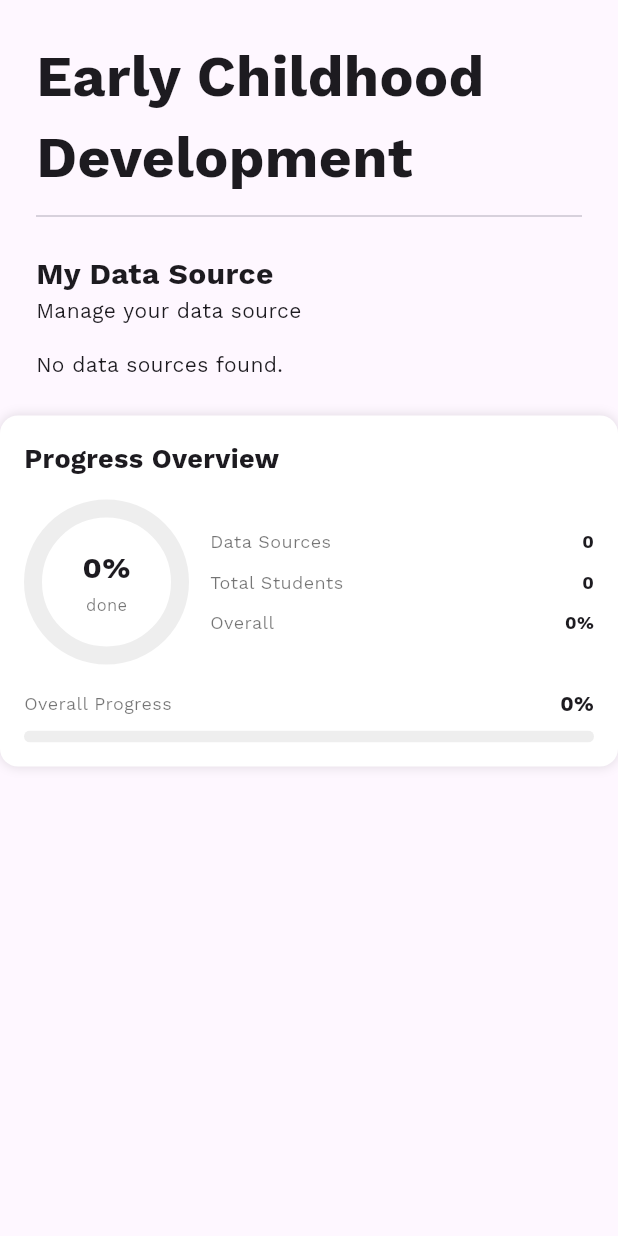
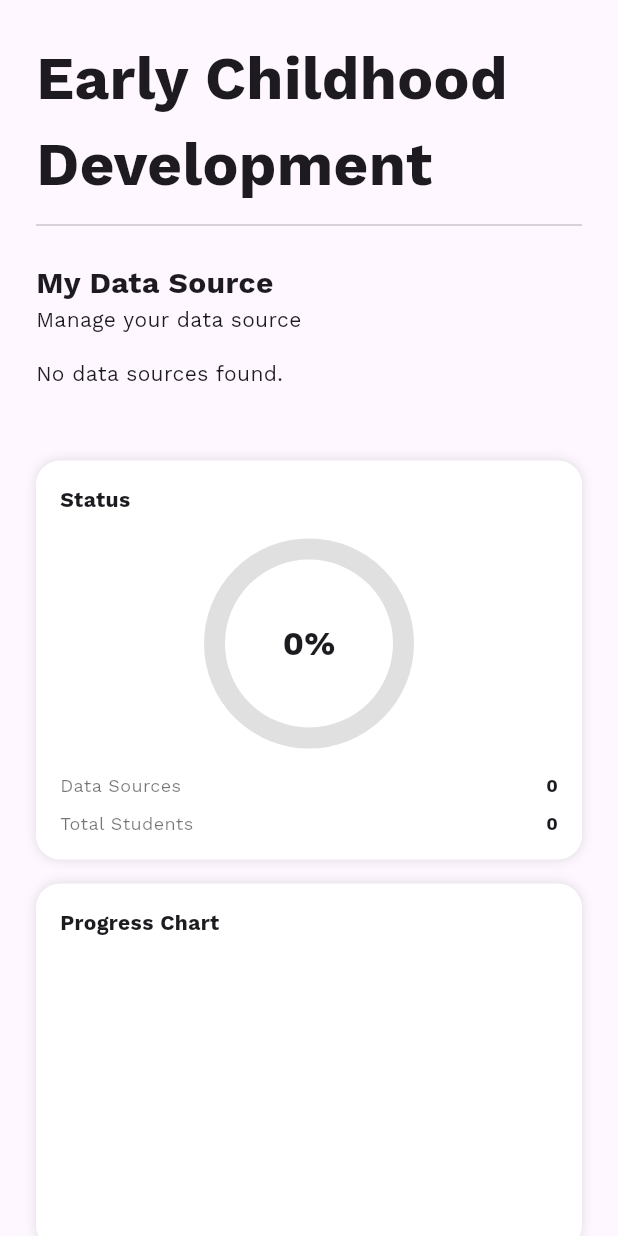
Before and after one commit to aoyesha/eccd, a Flutter app: the screen it shows after launch, in the side drawer, after a tap on "Add Student", on a phone screen of 412 x 824 dp. Run offline on Flutter 3.47's test engine with Material 3 defaults, Android fonts, the phone set to English and light mode, and no system bars; our stand-ins replace auto_size_text, csv, file_picker, get, google_fonts, sqflite and 1 more; accounts and stored records are empty.

Commit message:
Fixed class list, right panel, improved font size

```diff
--- a/lib/util/right_panel.dart
+++ b/lib/util/right_panel.dart
@@ -21,73 +21,78 @@ class RightPanel extends StatelessWidget {
     final bool isTeacher = role == "Teacher";
     final double pct = (overallProgress / 100).clamp(0.0, 1.0);
 
+    return Padding(
+      padding: const EdgeInsets.all(24),
+      child: Column(
+        children: [
+          _statusCard(pct, isTeacher),
+          const SizedBox(height: 16),
+          _chartCard(pct),
+        ],
+      ),
+    );
+  }
+
+  Widget _statusCard(double pct, bool isTeacher) {
     return Container(
       padding: const EdgeInsets.all(16),
       decoration: BoxDecoration(
         color: Colors.white,
-        borderRadius: BorderRadius.circular(12),
-        boxShadow: const [BoxShadow(color: Colors.black12, blurRadius: 6)],
+        borderRadius: BorderRadius.circular(16),
+        boxShadow: const [
+          BoxShadow(color: Colors.black12, blurRadius: 6),
+        ],
+      ),
+      child: Column(
+        children: [
+          const Align(
+            alignment: Alignment.centerLeft,
+            child: Text(
+              "Status",
+              style: TextStyle(fontWeight: FontWeight.bold),
+            ),
+          ),
+          const SizedBox(height: 16),
+          DonutProgress(
+            progress: pct,
+            size: 140,
+            strokeWidth: 14,
+          ),
+          const SizedBox(height: 16),
+          _miniStat("Data Sources", totalDataSource.toString()),
+          if (isTeacher) const SizedBox(height: 8),
+          if (isTeacher)
+            _miniStat("Total Students", totalStudent.toString()),
+        ],
+      ),
+    );
+  }
+
+  Widget _chartCard(double pct) {
+    return Container(
+      padding: const EdgeInsets.all(16),
+      decoration: BoxDecoration(
+        color: Colors.white,
+        borderRadius: BorderRadius.circular(16),
+        boxShadow: const [
+          BoxShadow(color: Colors.black12, blurRadius: 6),
+        ],
       ),
       child: Column(
         crossAxisAlignment: CrossAxisAlignment.start,
         children: [
           const Text(
-            "Progress Overview",
-            style: TextStyle(fontSize: 18, fontWeight: FontWeight.bold),
+            "Progress Chart",
+            style: TextStyle(fontWeight: FontWeight.bold),
           ),
-          const SizedBox(height: 14),
-
-          Row(
-            crossAxisAlignment: CrossAxisAlignment.center,
-            children: [
-              DonutProgress(
-                progress: pct,
-                size: 110,
-                strokeWidth: 12,
-              ),
-              const SizedBox(width: 14),
-
-              Expanded(
-                child: Column(
-                  crossAxisAlignment: CrossAxisAlignment.start,
-                  children: [
-                    _miniStat("Data Sources", totalDataSource.toString()),
-                    if (isTeacher) const SizedBox(height: 10),
-                    if (isTeacher)
-                      _miniStat("Total Students", totalStudent.toString()),
-                    const SizedBox(height: 10),
-                    _miniStat("Overall", "${(pct * 100).toStringAsFixed(0)}%"),
-                  ],
-                ),
-              ),
-            ],
-          ),
-
-          const SizedBox(height: 16),
-
-          // progress bar (overall)
-          Row(
-            children: [
-              const Expanded(
-                child: Text(
-                  "Overall Progress",
-                  style: TextStyle(fontSize: 12, color: Colors.black54),
-                ),
-              ),
-              Text(
-                "${(pct * 100).toStringAsFixed(0)}%",
-                style: const TextStyle(fontWeight: FontWeight.bold),
-              ),
-            ],
-          ),
-          const SizedBox(height: 8),
-          ClipRRect(
-            borderRadius: BorderRadius.circular(999),
-            child: LinearProgressIndicator(
-              value: pct,
-              minHeight: 8,
-              backgroundColor: Colors.grey.shade200,
-              color: Colors.green,
+          const SizedBox(height: 12),
+          SizedBox(
+            height: 180,
+            child: Row(
+              crossAxisAlignment: CrossAxisAlignment.end,
+              children: [
+                _bar(pct * 180),
+              ],
             ),
           ),
         ],
@@ -101,15 +106,36 @@ class RightPanel extends StatelessWidget {
         Expanded(
           child: Text(
             label,
-            style: const TextStyle(fontSize: 12, color: Colors.black54),
+            style: const TextStyle(
+              fontSize: 12,
+              color: Colors.black54,
+            ),
             overflow: TextOverflow.ellipsis,
           ),
         ),
         Text(
           value,
-          style: const TextStyle(fontSize: 12, fontWeight: FontWeight.bold),
+          style: const TextStyle(
+            fontSize: 12,
+            fontWeight: FontWeight.bold,
+          ),
         ),
       ],
+    );
+  }
+
+  Widget _bar(double height) {
+    return Expanded(
+      child: Padding(
+        padding: const EdgeInsets.symmetric(horizontal: 4),
+        child: Container(
+          height: height.clamp(0, 180),
+          decoration: BoxDecoration(
+            color: const Color(0xFF8B1C23),
+            borderRadius: BorderRadius.circular(6),
+          ),
+        ),
+      ),
     );
   }
 }
@@ -122,8 +148,8 @@ class DonutProgress extends StatelessWidget {
   const DonutProgress({
     Key? key,
     required this.progress,
-    this.size = 110,
-    this.strokeWidth = 12,
+    this.size = 140,
+    this.strokeWidth = 14,
   }) : super(key: key);
 
   @override
@@ -141,23 +167,16 @@ class DonutProgress extends StatelessWidget {
             painter: _DonutPainter(
               progress: progress.clamp(0.0, 1.0),
               strokeWidth: strokeWidth,
-              trackColor: Colors.grey.shade200,
-              progressColor: Colors.green,
+              trackColor: Colors.grey.shade300,
+              progressColor: const Color(0xFF4A1511),
             ),
           ),
-          Column(
-            mainAxisSize: MainAxisSize.min,
-            children: [
-              Text(
-                "$percent%",
-                style: const TextStyle(fontSize: 20, fontWeight: FontWeight.bold),
-              ),
-              const SizedBox(height: 2),
-              const Text(
-                "done",
-                style: TextStyle(fontSize: 11, color: Colors.black54),
-              ),
-            ],
+          Text(
+            "$percent%",
+            style: const TextStyle(
+              fontSize: 22,
+              fontWeight: FontWeight.bold,
+            ),
           ),
         ],
       ),
@@ -197,8 +216,8 @@ class _DonutPainter extends CustomPainter {
 
     canvas.drawCircle(center, radius, trackPaint);
 
-    final startAngle = -1.57079632679;
-    final sweepAngle = 6.28318530718 * progress;
+    const startAngle = -3.14159265359 / 2;
+    final sweepAngle = 2 * 3.14159265359 * progress;
 
     canvas.drawArc(
       Rect.fromCircle(center: center, radius: radius),
--- a/lib/view/archive_page.dart
+++ b/lib/view/archive_page.dart
@@ -61,9 +61,9 @@ class _ArchivePageState extends State<ArchivePage> {
             crossAxisAlignment: CrossAxisAlignment.start,
             children: [
               const Text(
-                "Early Childhood \nDevelopment Checklist",
+                "Early Childhood Development Checklist",
                 maxLines: 2,
-                style: TextStyle(fontSize: 38, fontWeight: FontWeight.bold),
+                style: TextStyle(fontSize: 46, fontWeight: FontWeight.bold),
               ),
               const SizedBox(height: 4),
               const Divider(),
--- a/lib/view/historical_data_page.dart
+++ b/lib/view/historical_data_page.dart
@@ -67,9 +67,9 @@ class HistoricalDataPage extends StatelessWidget {
             crossAxisAlignment: CrossAxisAlignment.start,
             children: [
               const Text(
-                "Early Childhood \nDevelopment Checklist",
+                "Early Childhood Development Checklist",
                 maxLines: 2,
-                style: TextStyle(fontSize: 38, fontWeight: FontWeight.bold),
+                style: TextStyle(fontSize: 46, fontWeight: FontWeight.bold),
               ),
               const SizedBox(height: 4),
               const Divider(),
--- a/lib/view/landing_page.dart
+++ b/lib/view/landing_page.dart
@@ -95,9 +95,9 @@ class LandingPage extends StatelessWidget {
         crossAxisAlignment: CrossAxisAlignment.start,
         children: [
           const Text(
-            "Early Childhood \nDevelopment Checklist",
+            "Early Childhood Development Checklist",
             maxLines: 2,
-            style: TextStyle(fontSize: 38, fontWeight: FontWeight.bold),
+            style: TextStyle(fontSize: 40, fontWeight: FontWeight.bold),
           ),
           const SizedBox(height: 4),
           const Divider(),
--- a/lib/view/my_summary_page.dart
+++ b/lib/view/my_summary_page.dart
@@ -62,9 +62,9 @@ class SummaryPage extends StatelessWidget {
         crossAxisAlignment: CrossAxisAlignment.start,
         children: [
           const Text(
-            "Early Childhood \nDevelopment Checklist",
+            "Early Childhood Development Checklist",
             maxLines: 2,
-            style: TextStyle(fontSize: 38, fontWeight: FontWeight.bold),
+            style: TextStyle(fontSize: 46, fontWeight: FontWeight.bold),
           ),
           const SizedBox(height: 4),
           const Divider(),
@@ -154,7 +154,7 @@ class SummaryPage extends StatelessWidget {
       height: 44,
       alignment: Alignment.center,
       decoration: BoxDecoration(
-        border: Border.all(color: Colors.blue),
+        border: Border.all(color: Colors.grey.shade300),
         color: Colors.grey.shade100,
       ),
       child: Text(
--- a/lib/view/teacher_class_list.dart
+++ b/lib/view/teacher_class_list.dart
@@ -1,8 +1,8 @@
+import 'package:flutter/material.dart';
+import 'package:eccd/util/navbar.dart';
 import 'package:eccd/view/teacher_add_learner_profile.dart';
 import 'package:eccd/view/teacher_checklist_page.dart';
 import 'package:eccd/view/teacher_class_report_page.dart';
-import 'package:flutter/material.dart';
-import 'package:eccd/util/navbar.dart';
 import '../services/database_service.dart';
 
 class ClassListPage extends StatefulWidget {
@@ -25,6 +25,7 @@ class ClassListPage extends StatefulWidget {
 
 class _ClassListPageState extends State<ClassListPage> {
   List<Map<String, dynamic>> students = [];
+  bool isLoading = true;
 
   @override
   void initState() {
@@ -37,20 +38,47 @@ class _ClassListPageState extends State<ClassListPage> {
 
     final result = await db.query(
       'learner_information_table',
-      where: 'class_id = ?',
-      whereArgs: [widget.classId],
       orderBy: 'surname ASC',
     );
 
-    result.sort((a, b) {
+    // SAFE FILTERING
+    final filtered = result.where((student) {
+      final classId = student['class_id'];
+      return classId != null && classId == widget.classId;
+    }).toList();
+
+    // Active students first
+    filtered.sort((a, b) {
       final aActive = a['status'] == 'active';
       final bActive = b['status'] == 'active';
-      return aActive == bActive ? 0 : (aActive ? -1 : 1);
+
+      if (aActive != bActive) {
+        return aActive ? -1 : 1;
+      }
+
+      return (a['surname'] ?? '')
+          .toString()
+          .compareTo((b['surname'] ?? '').toString());
     });
 
     setState(() {
-      students = result;
+      students = List<Map<String, dynamic>>.from(filtered);
+      isLoading = false;
     });
+  }
+
+  Future<void> _updateStudentStatus(
+      int learnerId, String newStatus) async {
+    final db = await DatabaseService.instance.getDatabase();
+
+    await db.update(
+      'learner_information_table',
+      {'status': newStatus},
+      where: 'learner_id = ?',
+      whereArgs: [learnerId],
+    );
+
+    await _loadStudents();
   }
 
   @override
@@ -112,17 +140,23 @@ class _ClassListPageState extends State<ClassListPage> {
         children: [
           Text(
             "${widget.gradeLevel} ${widget.section}",
-            style: const TextStyle(fontSize: 36, fontWeight: FontWeight.bold),
+            style: const TextStyle(
+                fontSize: 36, fontWeight: FontWeight.bold),
           ),
           const SizedBox(height: 16),
 
-          if (students.isEmpty)
+          if (isLoading)
+            const Padding(
+              padding: EdgeInsets.all(24),
+              child: CircularProgressIndicator(),
+            )
+          else if (students.isEmpty)
             const Padding(
               padding: EdgeInsets.all(24),
               child: Text("No learners added yet."),
-            ),
-
-          ...students.map(_studentTile).toList(),
+            )
+          else
+            ...students.map(_studentTile).toList(),
 
           const SizedBox(height: 20),
 
@@ -131,7 +165,7 @@ class _ClassListPageState extends State<ClassListPage> {
             height: 48,
             child: ElevatedButton(
               style: ElevatedButton.styleFrom(
-                backgroundColor: const Color(0xFF8b1c23),
+                backgroundColor: const Color(0xFF8B1C23),
                 shape: RoundedRectangleBorder(
                   borderRadius: BorderRadius.circular(8),
                 ),
@@ -162,38 +196,36 @@ class _ClassListPageState extends State<ClassListPage> {
     );
   }
 
-
   Widget _studentTile(Map<String, dynamic> student) {
     final bool isActive = student['status'] == 'active';
 
     return Card(
       elevation: 1,
-      color: Colors.transparent,
       child: ListTile(
-        tileColor: isActive ? Colors.white : Colors.grey.shade300,
+        tileColor:
+        isActive ? Colors.white : Colors.grey.shade300,
         title: Text(
           "${student['surname']}, ${student['given_name']}",
           style: TextStyle(
-            color: isActive ? Colors.black : Colors.grey.shade700,
             fontWeight: FontWeight.w600,
+            color:
+            isActive ? Colors.black : Colors.grey.shade700,
           ),
         ),
         leading: CircleAvatar(
           radius: 6,
-          backgroundColor: isActive ? Colors.green : Colors.red,
+          backgroundColor:
+          isActive ? Colors.green : Colors.red,
         ),
         trailing: PopupMenuButton<String>(
-          onSelected: (value) {
-            setState(() {
-              student['status'] =
-              value == 'activate' ? 'active' : 'inactive';
+          onSelected: (value) async {
+            final newStatus =
+            value == 'activate' ? 'active' : 'inactive';
 
-              students.sort((a, b) {
-                final aActive = a['status'] == 'active';
-                final bActive = b['status'] == 'active';
-                return aActive == bActive ? 0 : (aActive ? -1 : 1);
-              });
-            });
+            await _updateStudentStatus(
+              student['learner_id'],
+              newStatus,
+            );
           },
           itemBuilder: (_) => [
             if (!isActive)
@@ -228,7 +260,6 @@ class _ClassListPageState extends State<ClassListPage> {
     );
   }
 
-
   Widget _rightPanel() {
     return Padding(
       padding: const EdgeInsets.all(24),
@@ -243,7 +274,7 @@ class _ClassListPageState extends State<ClassListPage> {
             height: 44,
             child: ElevatedButton(
               style: ElevatedButton.styleFrom(
-                backgroundColor: const Color(0xFF8b1c23),
+                backgroundColor: const Color(0xFF8B1C23),
                 shape: RoundedRectangleBorder(
                   borderRadius: BorderRadius.circular(8),
                 ),
@@ -278,13 +309,19 @@ class _ClassListPageState extends State<ClassListPage> {
       decoration: BoxDecoration(
         color: Colors.white,
         borderRadius: BorderRadius.circular(16),
-        boxShadow: const [BoxShadow(color: Colors.black12, blurRadius: 6)],
+        boxShadow: const [
+          BoxShadow(color: Colors.black12, blurRadius: 6),
+        ],
       ),
       child: Column(
         children: [
           const Align(
             alignment: Alignment.centerLeft,
-            child: Text("Status", style: TextStyle(fontWeight: FontWeight.bold)),
+            child: Text(
+              "Status",
+              style:
+              TextStyle(fontWeight: FontWeight.bold),
+            ),
           ),
           const SizedBox(height: 16),
           SizedBox(
@@ -294,7 +331,8 @@ class _ClassListPageState extends State<ClassListPage> {
               value: 0,
               strokeWidth: 14,
               color: const Color(0xFF4A1511),
-              backgroundColor: Colors.grey.shade300,
+              backgroundColor:
+              Colors.grey.shade300,
             ),
           ),
         ],
@@ -308,18 +346,25 @@ class _ClassListPageState extends State<ClassListPage> {
       decoration: BoxDecoration(
         color: Colors.white,
         borderRadius: BorderRadius.circular(16),
-        boxShadow: const [BoxShadow(color: Colors.black12, blurRadius: 6)],
+        boxShadow: const [
+          BoxShadow(color: Colors.black12, blurRadius: 6),
+        ],
       ),
       child: Column(
-        crossAxisAlignment: CrossAxisAlignment.start,
+        crossAxisAlignment:
+        CrossAxisAlignment.start,
         children: [
-          const Text("Class Chart",
-              style: TextStyle(fontWeight: FontWeight.bold)),
+          const Text(
+            "Class Chart",
+            style:
+            TextStyle(fontWeight: FontWeight.bold),
+          ),
           const SizedBox(height: 12),
           SizedBox(
             height: 180,
             child: Row(
-              crossAxisAlignment: CrossAxisAlignment.end,
+              crossAxisAlignment:
+              CrossAxisAlignment.end,
               children: [
                 _bar(10),
               ],
@@ -333,12 +378,14 @@ class _ClassListPageState extends State<ClassListPage> {
   Widget _bar(double height) {
     return Expanded(
       child: Padding(
-        padding: const EdgeInsets.symmetric(horizontal: 4),
+        padding:
+        const EdgeInsets.symmetric(horizontal: 4),
         child: Container(
           height: height,
           decoration: BoxDecoration(
             color: Colors.redAccent,
-            borderRadius: BorderRadius.circular(6),
+            borderRadius:
+            BorderRadius.circular(6),
           ),
         ),
       ),
```
Also changed, not shown: lib/util/navbar.dart (+7 -1 lines), lib/view/teacher_checklist_page.dart (+20 -9 lines), 1 other file.
